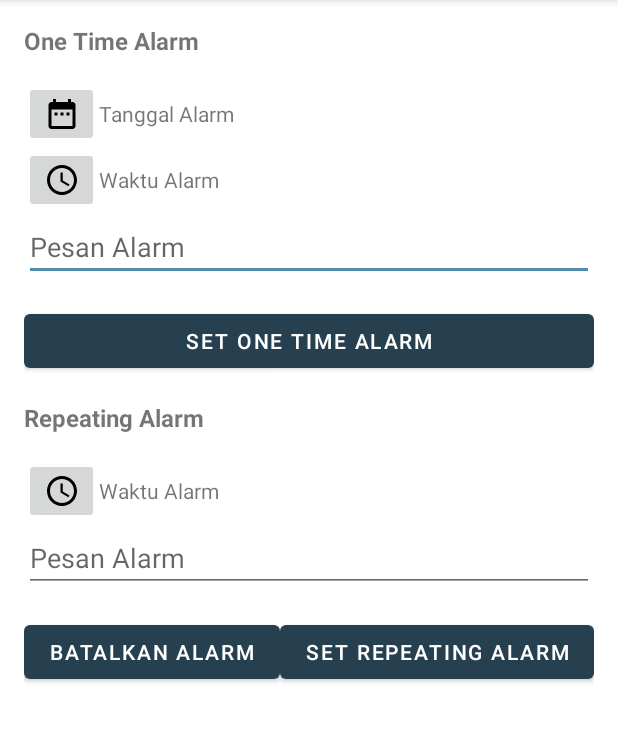
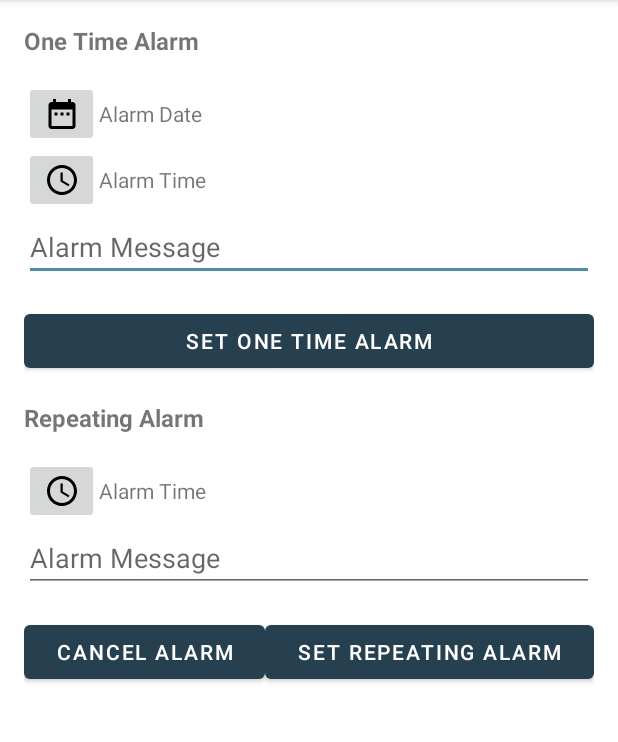
Before and after one commit to ddenfi/Heypet, an Android app: the SettingsActivity screen opened directly, with no data from a screen before it, on a phone screen of 412 x 824 dp, the part 84-826 px from its top. Run offline under Robolectric (Android 15) with nearby library versions, the phone set to English and light mode, and no system bars.

Commit message:
Reformat Alarm Manager codes

```diff
--- a/android-mobile/HeypetAnimalWelfare/app/src/main/java/com/c22ps104/heypetanimalwelfare/utils/AlarmReceiver.kt
+++ b/android-mobile/HeypetAnimalWelfare/app/src/main/java/com/c22ps104/heypetanimalwelfare/utils/AlarmReceiver.kt
@@ -20,21 +20,6 @@ import java.util.*
 
 class AlarmReceiver : BroadcastReceiver() {
 
-    companion object {
-        const val TYPE_ONE_TIME = "OneTimeAlarm"
-        const val TYPE_REPEATING = "RepeatingAlarm"
-        const val EXTRA_MESSAGE = "message"
-        const val EXTRA_TYPE = "type"
-
-        // Siapkan 2 id untuk 2 macam alarm, onetime dan repeating
-        private const val ID_ONETIME = 100
-        private const val ID_REPEATING = 101
-
-        private const val DATE_FORMAT = "yyyy-MM-dd"
-        private const val TIME_FORMAT = "HH:mm"
-
-    }
-
     override fun onReceive(context: Context, intent: Intent) {
         val type = intent.getStringExtra(EXTRA_TYPE)
         val message = intent.getStringExtra(EXTRA_MESSAGE)
@@ -42,7 +27,7 @@ class AlarmReceiver : BroadcastReceiver() {
         val title = if (type.equals(TYPE_ONE_TIME, ignoreCase = true)) TYPE_ONE_TIME else TYPE_REPEATING
         val notifId = if (type.equals(TYPE_ONE_TIME, ignoreCase = true)) ID_ONETIME else ID_REPEATING
 
-        //Jika Anda ingin menampilkan dengan toast anda bisa menghilangkan komentar pada baris dibawah ini.
+        // Uncomment this function call to enable Toast
 //        showToast(context, title, message)
 
         if (message != null) {
@@ -50,13 +35,7 @@ class AlarmReceiver : BroadcastReceiver() {
         }
     }
 
-    // Gunakan metode ini untuk menampilkan toast
-
-    private fun showToast(context: Context, title: String, message: String?) {
-        Toast.makeText(context, "$title : $message", Toast.LENGTH_LONG).show()
-    }
-
-    // Gunakan metode ini untuk menampilkan notifikasi
+    // Method for notification
     private fun showAlarmNotification(context: Context, title: String, message: String, notifId: Int) {
 
         val channelId = "Channel_1"
@@ -72,13 +51,10 @@ class AlarmReceiver : BroadcastReceiver() {
             .setVibrate(longArrayOf(1000, 1000, 1000, 1000, 1000))
             .setSound(alarmSound)
 
-        /*
-        Untuk android Oreo ke atas perlu menambahkan notification channel
-        Materi ini akan dibahas lebih lanjut di modul extended
-         */
+        // Android Oreo and above requires adding notification channel
         if (Build.VERSION.SDK_INT >= Build.VERSION_CODES.O) {
 
-            /* Create or update. */
+            // Create or update
             val channel = NotificationChannel(channelId,
                 channelName,
                 NotificationManager.IMPORTANCE_DEFAULT)
@@ -94,14 +70,12 @@ class AlarmReceiver : BroadcastReceiver() {
         val notification = builder.build()
 
         notificationManagerCompat.notify(notifId, notification)
-
     }
 
-    // Metode ini digunakan untuk menjalankan alarm one time
-
+    // Method for one-time alarm
     fun setOneTimeAlarm(context: Context, type: String, date: String, time: String, message: String) {
 
-        // Validasi inputan date dan time terlebih dahulu
+        // Validate date and time inputs first
         if (isDateInvalid(date, DATE_FORMAT) || isDateInvalid(time, TIME_FORMAT)) return
 
         val alarmManager = context.getSystemService(Context.ALARM_SERVICE) as AlarmManager
@@ -127,10 +101,10 @@ class AlarmReceiver : BroadcastReceiver() {
         Toast.makeText(context, "One time alarm set up", Toast.LENGTH_SHORT).show()
     }
 
-    // Metode ini digunakan untuk menjalankan alarm repeating
+    // Method for repeating alarm
     fun setRepeatingAlarm(context: Context, type: String, time: String, message: String) {
 
-        // Validasi inputan waktu terlebih dahulu
+        // Validate time input first
         if (isDateInvalid(time, TIME_FORMAT)) return
 
         val alarmManager = context.getSystemService(Context.ALARM_SERVICE) as AlarmManager
@@ -151,7 +125,7 @@ class AlarmReceiver : BroadcastReceiver() {
         Toast.makeText(context, "Repeating alarm set up", Toast.LENGTH_SHORT).show()
     }
 
-    // Gunakan metode ini untuk mengecek apakah alarm tersebut sudah terdaftar di alarm manager
+    // Use this method to check if the alarm is already registered in the alarm manager or not
     fun isAlarmSet(context: Context, type: String): Boolean {
         val intent = Intent(context, AlarmReceiver::class.java)
         val requestCode = if (type.equals(TYPE_ONE_TIME, ignoreCase = true)) ID_ONETIME else ID_REPEATING
@@ -159,7 +133,7 @@ class AlarmReceiver : BroadcastReceiver() {
         return PendingIntent.getBroadcast(context, requestCode, intent, PendingIntent.FLAG_NO_CREATE) != null
     }
 
-    // Metode ini digunakan untuk validasi date dan time
+    // Validate date and time
     private fun isDateInvalid(date: String, format: String): Boolean {
         return try {
             val df = SimpleDateFormat(format, Locale.getDefault())
@@ -180,4 +154,24 @@ class AlarmReceiver : BroadcastReceiver() {
         alarmManager.cancel(pendingIntent)
         Toast.makeText(context, "Repeating alarm dibatalkan", Toast.LENGTH_SHORT).show()
     }
+
+    // Method for Toast
+    private fun showToast(context: Context, title: String, message: String?) {
+        Toast.makeText(context, "$title : $message", Toast.LENGTH_LONG).show()
+    }
+
+    companion object {
+        const val TYPE_ONE_TIME = "OneTimeAlarm"
+        const val TYPE_REPEATING = "RepeatingAlarm"
+        const val EXTRA_MESSAGE = "message"
+        const val EXTRA_TYPE = "type"
+
+        // IDs for two kinds of alarms, onetime and repeating
+        private const val ID_ONETIME = 100
+        private const val ID_REPEATING = 101
+
+        private const val DATE_FORMAT = "yyyy-MM-dd"
+        private const val TIME_FORMAT = "HH:mm"
+
+    }
 }
--- a/android-mobile/HeypetAnimalWelfare/app/src/main/java/com/c22ps104/heypetanimalwelfare/view/settings/DatePickerFragment.kt
+++ b/android-mobile/HeypetAnimalWelfare/app/src/main/java/com/c22ps104/heypetanimalwelfare/view/settings/DatePickerFragment.kt
@@ -9,17 +9,21 @@ import androidx.fragment.app.DialogFragment
 import java.util.*
 
 class DatePickerFragment : DialogFragment(), DatePickerDialog.OnDateSetListener {
+
     private var mListener: DialogDateListener? = null
+
     override fun onAttach(context: Context) {
         super.onAttach(context)
         mListener = context as DialogDateListener?
     }
+
     override fun onDetach() {
         super.onDetach()
         if (mListener != null) {
             mListener = null
         }
     }
+
     override fun onCreateDialog(savedInstanceState: Bundle?): Dialog {
         val calendar = Calendar.getInstance()
         val year = calendar.get(Calendar.YEAR)
@@ -27,9 +31,11 @@ class DatePickerFragment : DialogFragment(), DatePickerDialog.OnDateSetListener
         val date = calendar.get(Calendar.DATE)
         return DatePickerDialog(activity as Context, this, year, month, date)
     }
+
     override fun onDateSet(view: DatePicker, year: Int, month: Int, dayOfMonth: Int) {
         mListener?.onDialogDateSet(tag, year, month, dayOfMonth)
     }
+
     interface DialogDateListener {
         fun onDialogDateSet(tag: String?, year: Int, month: Int, dayOfMonth: Int)
     }
--- a/android-mobile/HeypetAnimalWelfare/app/src/main/java/com/c22ps104/heypetanimalwelfare/view/settings/SettingsActivity.kt
+++ b/android-mobile/HeypetAnimalWelfare/app/src/main/java/com/c22ps104/heypetanimalwelfare/view/settings/SettingsActivity.kt
@@ -1,31 +1,30 @@
 package com.c22ps104.heypetanimalwelfare.view.settings
 
-import androidx.appcompat.app.AppCompatActivity
 import android.os.Bundle
 import android.view.View
+import androidx.appcompat.app.AppCompatActivity
 import com.c22ps104.heypetanimalwelfare.R
 import com.c22ps104.heypetanimalwelfare.databinding.ActivitySettingsBinding
 import com.c22ps104.heypetanimalwelfare.utils.AlarmReceiver
 import java.text.SimpleDateFormat
 import java.util.*
 
-class SettingsActivity : AppCompatActivity(), View.OnClickListener, DatePickerFragment.DialogDateListener, TimePickerFragment.DialogTimeListener {
+class SettingsActivity : AppCompatActivity(), View.OnClickListener,
+    DatePickerFragment.DialogDateListener, TimePickerFragment.DialogTimeListener {
 
     private var binding: ActivitySettingsBinding? = null
     private lateinit var alarmReceiver: AlarmReceiver
 
-    companion object {
-        private const val DATE_PICKER_TAG = "DatePicker"
-        private const val TIME_PICKER_ONCE_TAG = "TimePickerOnce"
-        private const val TIME_PICKER_REPEAT_TAG = "TimePickerRepeat"
-    }
-
     override fun onCreate(savedInstanceState: Bundle?) {
         super.onCreate(savedInstanceState)
-
         binding = ActivitySettingsBinding.inflate(layoutInflater)
         setContentView(binding?.root)
 
+        setupView()
+        alarmReceiver = AlarmReceiver()
+    }
+
+    private fun setupView() {
         // Listener one time alarm
         binding?.btnOnceDate?.setOnClickListener(this)
         binding?.btnOnceTime?.setOnClickListener(this)
@@ -37,8 +36,6 @@ class SettingsActivity : AppCompatActivity(), View.OnClickListener, DatePickerFr
 
         // Listener cancel alarm
         binding?.btnCancelRepeatingAlarm?.setOnClickListener(this)
-
-        alarmReceiver = AlarmReceiver()
     }
 
     override fun onClick(v: View) {
@@ -47,31 +44,43 @@ class SettingsActivity : AppCompatActivity(), View.OnClickListener, DatePickerFr
                 val datePickerFragment = DatePickerFragment()
                 datePickerFragment.show(supportFragmentManager, DATE_PICKER_TAG)
             }
+
             R.id.btn_once_time -> {
                 val timePickerFragmentOne = TimePickerFragment()
                 timePickerFragmentOne.show(supportFragmentManager, TIME_PICKER_ONCE_TAG)
             }
+
             R.id.btn_set_once_alarm -> {
                 val onceDate = binding?.tvOnceDate?.text.toString()
                 val onceTime = binding?.tvOnceTime?.text.toString()
                 val onceMessage = binding?.edtOnceMessage?.text.toString()
 
-                alarmReceiver.setOneTimeAlarm(this, AlarmReceiver.TYPE_ONE_TIME,
+                alarmReceiver.setOneTimeAlarm(
+                    this, AlarmReceiver.TYPE_ONE_TIME,
                     onceDate,
                     onceTime,
-                    onceMessage)
+                    onceMessage
+                )
             }
+
             R.id.btn_repeating_time -> {
                 val timePickerFragmentRepeat = TimePickerFragment()
                 timePickerFragmentRepeat.show(supportFragmentManager, TIME_PICKER_REPEAT_TAG)
             }
+
             R.id.btn_set_repeating_alarm -> {
                 val repeatTime = binding?.tvRepeatingTime?.text.toString()
                 val repeatMessage = binding?.edtRepeatingMessage?.text.toString()
-                alarmReceiver.setRepeatingAlarm(this, AlarmReceiver.TYPE_REPEATING,
-                    repeatTime, repeatMessage)
+                alarmReceiver.setRepeatingAlarm(
+                    this, AlarmReceiver.TYPE_REPEATING,
+                    repeatTime, repeatMessage
+                )
             }
-            R.id.btn_cancel_repeating_alarm -> alarmReceiver.cancelAlarm(this, AlarmReceiver.TYPE_REPEATING)
+
+            R.id.btn_cancel_repeating_alarm -> alarmReceiver.cancelAlarm(
+                this,
+                AlarmReceiver.TYPE_REPEATING
+            )
         }
     }
 
@@ -87,7 +96,8 @@ class SettingsActivity : AppCompatActivity(), View.OnClickListener, DatePickerFr
 
         when (tag) {
             TIME_PICKER_ONCE_TAG -> binding?.tvOnceTime?.text = dateFormat.format(calendar.time)
-            TIME_PICKER_REPEAT_TAG -> binding?.tvRepeatingTime?.text = dateFormat.format(calendar.time)
+            TIME_PICKER_REPEAT_TAG -> binding?.tvRepeatingTime?.text =
+                dateFormat.format(calendar.time)
             else -> {
             }
         }
@@ -113,7 +123,12 @@ class SettingsActivity : AppCompatActivity(), View.OnClickListener, DatePickerFr
 
     override fun onDestroy() {
         super.onDestroy()
-
         binding = null
     }
+
+    companion object {
+        private const val DATE_PICKER_TAG = "DatePicker"
+        private const val TIME_PICKER_ONCE_TAG = "TimePickerOnce"
+        private const val TIME_PICKER_REPEAT_TAG = "TimePickerRepeat"
+    }
 }
--- a/android-mobile/HeypetAnimalWelfare/app/src/main/java/com/c22ps104/heypetanimalwelfare/view/settings/TimePickerFragment.kt
+++ b/android-mobile/HeypetAnimalWelfare/app/src/main/java/com/c22ps104/heypetanimalwelfare/view/settings/TimePickerFragment.kt
@@ -11,16 +11,19 @@ import java.util.*
 class TimePickerFragment : DialogFragment(), TimePickerDialog.OnTimeSetListener {
 
     private var mListener: DialogTimeListener? = null
+
     override fun onAttach(context: Context) {
         super.onAttach(context)
         mListener = context as DialogTimeListener?
     }
+
     override fun onDetach() {
         super.onDetach()
         if (mListener != null) {
             mListener = null
         }
     }
+
     override fun onCreateDialog(savedInstanceState: Bundle?): Dialog {
         val calendar = Calendar.getInstance()
         val hour = calendar.get(Calendar.HOUR_OF_DAY)
@@ -28,9 +31,11 @@ class TimePickerFragment : DialogFragment(), TimePickerDialog.OnTimeSetListener
         val formatHour24 = true
         return TimePickerDialog(activity, this, hour, minute, formatHour24)
     }
+
     override fun onTimeSet(view: TimePicker, hourOfDay: Int, minute: Int) {
         mListener?.onDialogTimeSet(tag, hourOfDay, minute)
     }
+
     interface DialogTimeListener {
         fun onDialogTimeSet(tag: String?, hourOfDay: Int, minute: Int)
     }
--- a/android-mobile/HeypetAnimalWelfare/app/src/main/res/layout/activity_settings.xml
+++ b/android-mobile/HeypetAnimalWelfare/app/src/main/res/layout/activity_settings.xml
@@ -9,6 +9,7 @@
     tools:context=".view.settings.SettingsActivity">
 
     <TextView
+        android:id="@+id/tv_once_title"
         android:layout_width="match_parent"
         android:layout_height="wrap_content"
         android:layout_marginBottom="16dp"
@@ -27,7 +28,8 @@
             style="@style/Base.Widget.AppCompat.ImageButton"
             android:layout_width="50dp"
             android:layout_height="wrap_content"
-            android:src="@drawable/ic_baseline_date_range_24" />
+            android:src="@drawable/ic_baseline_date_range_24"
+            android:contentDescription="@string/cd_calendar_button" />
 
         <TextView
             android:id="@+id/tv_once_date"
@@ -46,7 +48,8 @@
             android:id="@+id/btn_once_time"
             android:layout_width="50dp"
             android:layout_height="wrap_content"
-            android:src="@drawable/ic_baseline_access_time_24" />
+            android:src="@drawable/ic_baseline_access_time_24"
+            android:contentDescription="@string/cd_clock_button" />
 
         <TextView
             android:id="@+id/tv_once_time"
@@ -88,7 +91,8 @@
             android:id="@+id/btn_repeating_time"
             android:layout_width="50dp"
             android:layout_height="wrap_content"
-            android:src="@drawable/ic_baseline_access_time_24" />
+            android:src="@drawable/ic_baseline_access_time_24"
+            android:contentDescription="@string/cd_clock_button" />
 
         <TextView
             android:id="@+id/tv_repeating_time"
--- a/android-mobile/HeypetAnimalWelfare/app/src/main/res/values/strings.xml
+++ b/android-mobile/HeypetAnimalWelfare/app/src/main/res/values/strings.xml
@@ -75,13 +75,13 @@
     <string name="title_notifications">Notifications</string>
 
     <string name="one_time_alarm">One Time Alarm</string>
-    <string name="alarm_date">Tanggal Alarm</string>
+    <string name="alarm_date">Alarm Date</string>
     <string name="set_one_time_alarm">Set One Time Alarm</string>
-    <string name="alarm_message">Pesan Alarm</string>
+    <string name="alarm_message">Alarm Message</string>
     <string name="repeating_alarm">Repeating Alarm</string>
     <string name="set_repeating_alarm">Set Repeating Alarm</string>
-    <string name="cancel_alarm">Batalkan Alarm</string>
-    <string name="alarm_time">Waktu Alarm</string>
+    <string name="cancel_alarm">Cancel Alarm</string>
+    <string name="alarm_time">Alarm Time</string>
     <string name="cd_clock_button">Choose hour and minute</string>
     <string name="cd_calendar_button">Choose date</string>
 
```
